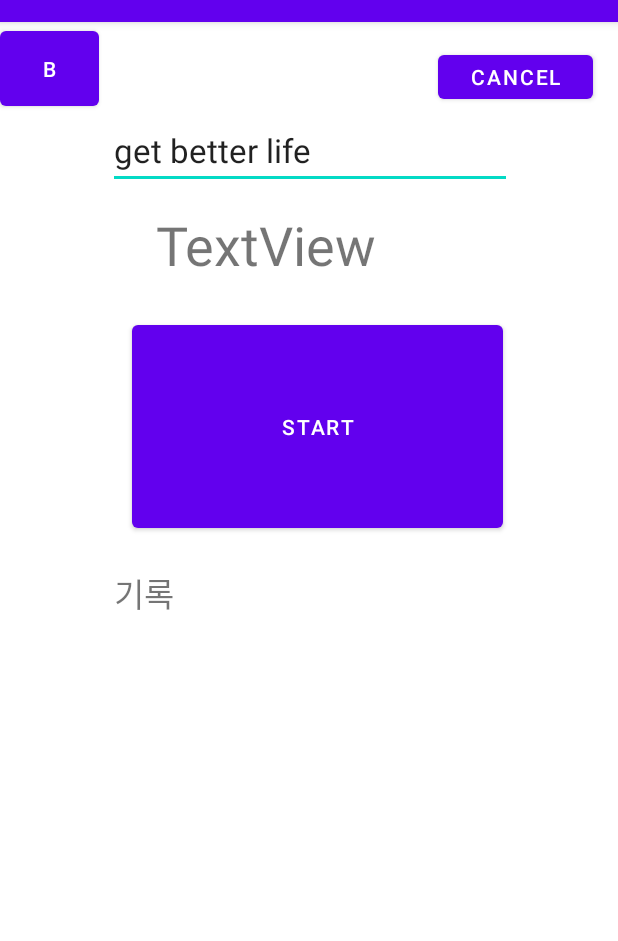
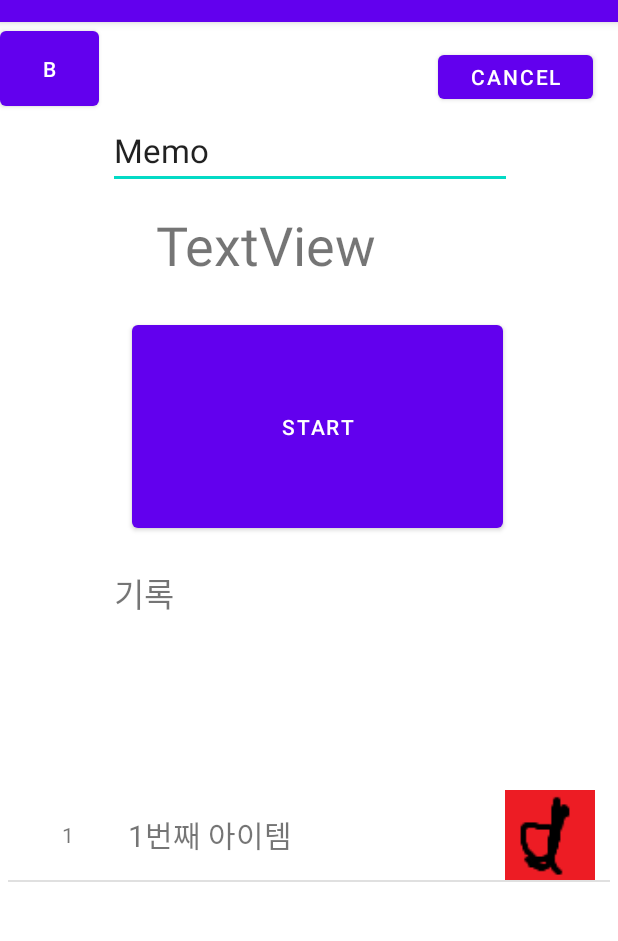
Before and after one commit to xe1230/Cheina, an Android app: the screen it shows after launch (Act_execute), after a tap on "BUTTON", on a phone screen of 412 x 824 dp, the part 62-1003 px from its top. Run offline under Robolectric (Android 15) with nearby library versions, the phone set to English and light mode, and no system bars.

Commit message:
231224 create custom messagebox, custom Adapter

```diff
--- a/app/src/main/java/com/example/chelina/Act_execute.java
+++ b/app/src/main/java/com/example/chelina/Act_execute.java
@@ -2,12 +2,11 @@ package com.example.chelina;
 
 
 import android.annotation.SuppressLint;
-import android.app.Activity;
 import android.app.AlertDialog;
-import android.content.Context;
 import android.content.DialogInterface;
 import android.content.Intent;
 import android.content.res.Configuration;
+import android.content.res.Resources;
 import android.os.Bundle;
 import android.os.Handler;
 import android.os.Message;
@@ -16,8 +15,10 @@ import android.util.Log;
 import android.view.MotionEvent;
 import android.view.View;
 import android.view.inputmethod.InputMethodManager;
+import android.widget.AdapterView;
 import android.widget.Button;
 import android.widget.EditText;
+import android.widget.ListView;
 import android.widget.TextView;
 import android.widget.Toast;
 
@@ -26,6 +27,8 @@ import androidx.appcompat.app.AppCompatActivity;
 import androidx.constraintlayout.widget.ConstraintLayout;
 
 import com.example.chelina.Recipe.CRecordData;
+import com.example.chelina.Recipe.ListView_Adapter;
+import com.example.chelina.Recipe.ListView_Item;
 
 import java.util.ArrayList;
 import java.util.List;
@@ -33,7 +36,7 @@ import java.util.List;
 
 public class Act_execute extends AppCompatActivity
 {
-
+    //TODO https://jaejong.tistory.com/22 list view 작업
     public static final String KEY_SIMPLE_DATA = "data";
 
     /* ----------------------------------------------------------------------------- */
@@ -45,18 +48,22 @@ public class Act_execute extends AppCompatActivity
     private TextView            mTimeTextView   = null;
     private TextView            m_editRecord    = null;
     private EditText            m_editMemo      = null;
+    private ListView            listView = null;
 
     private Boolean             m_bRunning      = true;
     private Boolean             m_bStarted      = false;
-    private List<String>        m_strRecord     = new ArrayList<>();
+
+
     private InputMethodManager  m_MngInput      = null;
     private boolean             m_bMemoClicked  = false;
-    CRecordData clsRecordData;
+    private CRecordData         clsRecordData;
+    private int                 m_nHapValue     = 0;
+    private List<String>        m_strRecord     = new ArrayList<>();
     /* ----------------------------------------------------------------------------- */
     // Properties Function
     /* ----------------------------------------------------------------------------- */
 
-
+    ArrayList<ListView_Item> items = null;
     /* ----------------------------------------------------------------------------- */
     // InitInstance
     /* ----------------------------------------------------------------------------- */
@@ -72,11 +79,32 @@ public class Act_execute extends AppCompatActivity
         mTimeTextView   = (TextView) findViewById(R.id.timeView);
         m_editRecord    = (TextView) findViewById(R.id.recordView);
         m_editMemo      = (EditText) findViewById(R.id.edit_Memo);
+
+        listView        = (ListView) findViewById(R.id.lv_Main);
+        items           = new ArrayList<ListView_Item>();
         m_MngInput      = (InputMethodManager)getSystemService(INPUT_METHOD_SERVICE);
+
+//        ArrayAdapter<String> adapter = new ArrayAdapter<String>();
+        init_ArrayList(1);
+
+        ListView_Adapter mAdapter = new ListView_Adapter(this, items);
+        listView.setAdapter(mAdapter);
 
 //        clsRecordData = (CRecordData) getIntent().getSerializableExtra("clsRecordData");
 //        String resultData = getIntent().getStringExtra("dataKey");
+        listView.setOnItemClickListener(new AdapterView.OnItemClickListener() {
+            @Override
+            public void onItemClick(AdapterView<?> adapterView, View view, int position, long l) {
+                // AdapterView - 리스트뷰에 연결한 Adapter, getItemAtPosition(),
+                // Adapter의 메소드 getItem()과 동일한 메소드
+                ListView_Item item = (ListView_Item) adapterView.getItemAtPosition(position);
 
+                // 클릭한 위치의 Item의 title 문자열 반환
+                String title = item.getTitle();
+                // 클릭한 위치의 Item Title 문자열 토스트로 보여주기
+//                Toast.makeText(context, title, Toast.LENGTH_SHORT).show();
+            }
+        });
 
         myLayout.setOnTouchListener(new ConstraintLayout.OnTouchListener()
         {
@@ -87,12 +115,22 @@ public class Act_execute extends AppCompatActivity
                 return false;
             }
         });
+
         m_editRecord.setMovementMethod(new ScrollingMovementMethod());
+        m_BtnStart.setText("start");
+
+        Intent intent = getIntent();
+        m_nHapValue = intent.getIntExtra("Num1",0) + intent.getIntExtra("Num2",0);
+//        procesIntent(intent);
+    }
 
 
-        Intent intent = getIntent();
-        procesIntent(intent);
-    }
+
+
+    /* ----------------------------------------------------------------------------- */
+    // Event
+    /* ----------------------------------------------------------------------------- */
+
 
     @Override public void onConfigurationChanged(Configuration newConfig)
     {
@@ -102,13 +140,13 @@ public class Act_execute extends AppCompatActivity
 
         if(newConfig.orientation == Configuration.ORIENTATION_PORTRAIT)
         {//세로 전환시
-             Log.d("onConfigurationChanged" , "Configuration.ORIENTATION_PORTRAIT");
+            Log.d("onConfigurationChanged" , "Configuration.ORIENTATION_PORTRAIT");
 
             RecordDataRefresh();
         }
         else if(newConfig.orientation == Configuration.ORIENTATION_LANDSCAPE)
         { //가로전환시
-             Log.d("onConfigurationChanged", "Configuration.ORIENTATION_LANDSCAPE");
+            Log.d("onConfigurationChanged", "Configuration.ORIENTATION_LANDSCAPE");
         }
         else
         {
@@ -116,52 +154,6 @@ public class Act_execute extends AppCompatActivity
         }
     }
 
-    private void procesIntent(Intent intent)
-    {
-        if (intent != null)
-        {
-            Bundle bundle       = intent.getExtras();
-            CRecordData data    = bundle.getParcelable(KEY_SIMPLE_DATA);
-
-            if (intent != null)
-            {
-                m_editMemo.setText(data.message);
-
-            }
-        }
-    }
-
-    /* ----------------------------------------------------------------------------- */
-    // Event
-    /* ----------------------------------------------------------------------------- */
-    private void HideKeyboard()
-    {
-//        InputMethodManager inputManager = (InputMethodManager) this.getSystemService(Context.INPUT_METHOD_SERVICE);
-        if (m_bMemoClicked)
-        {
-            m_MngInput.hideSoftInputFromWindow(this.getCurrentFocus().getWindowToken(), InputMethodManager.HIDE_NOT_ALWAYS);
-        }
-
-    }
-
-
-    /* ----------------------------------------------------------------------------- */
-    // Private Function
-    /* ----------------------------------------------------------------------------- */
-    private void RemoveData(int nMaxIdx)
-    {
-        String strRecord = "";
-
-
-        m_strRecord.remove(nMaxIdx - 1);
-
-        for (int nCnt = 0 ; nCnt < m_strRecord.size(); nCnt++)
-        {
-            strRecord += m_strRecord.get(nCnt)+ "\n";
-        }
-
-        m_editRecord.setText(strRecord);
-    }
 
     @SuppressLint("HandlerLeak")
     Handler handler = new Handler()
@@ -185,17 +177,70 @@ public class Act_execute extends AppCompatActivity
             mTimeTextView.setText(result);
         }
     };
-    /* ----------------------------------------------------------------------------- */
-    // Protected Function
-    /* ----------------------------------------------------------------------------- */
 
     /* ----------------------------------------------------------------------------- */
-    // Public Function
+    // Private Function
     /* ----------------------------------------------------------------------------- */
+    private void init_ArrayList(int count) {
+        // item을 저장할 List 생성
 
-    /* ----------------------------------------------------------------------------- */
-    // Controller Event
-    /* ----------------------------------------------------------------------------- */
+
+        // Drawable 이미지 리소스 ID 값을 가져오기 위해 Resource객체 생성
+        Resources res = getResources();
+
+        // 함수의 인자로 넘겨준 count 아이템 개수만큼 반복, 아이템 추가
+        for (int i = 0; i < count; i++) {
+            // 이미지리소스 id값을 가져옴, res.getIdentifier("이미지 이름", "리소스 폴더 이름", 현재패키지 이름)
+//            int img_ID = res.getIdentifier("listview_item" + (i % 3), "drawable", getPackageName());
+            int img_ID = res.getIdentifier("dif", "drawable", getPackageName());
+            // item 객체 생성하여 리스트에 추가
+            items.add(new ListView_Item((i + 1) + "번째 아이템", img_ID));
+        }
+    }
+
+
+    private void procesIntent(Intent intent)
+    {
+        if (intent != null)
+        {
+            Bundle bundle       = intent.getExtras();
+            CRecordData data    = bundle.getParcelable(KEY_SIMPLE_DATA);
+
+            if (intent != null)
+            {
+                m_editMemo.setText(data.message);
+
+            }
+        }
+    }
+
+    private void HideKeyboard()
+    {
+//        InputMethodManager inputManager = (InputMethodManager) this.getSystemService(Context.INPUT_METHOD_SERVICE);
+        if (m_bMemoClicked)
+        {
+            m_MngInput.hideSoftInputFromWindow(this.getCurrentFocus().getWindowToken(), InputMethodManager.HIDE_NOT_ALWAYS);
+        }
+
+    }
+
+    private void RemoveData(int nMaxIdx)
+    {
+        String strRecord = "";
+
+
+        m_strRecord.remove(nMaxIdx - 1);
+
+        for (int nCnt = 0 ; nCnt < m_strRecord.size(); nCnt++)
+        {
+            strRecord += m_strRecord.get(nCnt)+ "\n";
+        }
+
+        m_editRecord.setText(strRecord);
+    }
+
+
+
     private void RecordDataRefresh()
     {
         String strRecord = "";
@@ -208,14 +253,27 @@ public class Act_execute extends AppCompatActivity
         m_editRecord.setText(strRecord);
     }
 
+    /* ----------------------------------------------------------------------------- */
+    // Protected Function
+    /* ----------------------------------------------------------------------------- */
+
+    /* ----------------------------------------------------------------------------- */
+    // Public Function
+    /* ----------------------------------------------------------------------------- */
+
+    /* ----------------------------------------------------------------------------- */
+    // Controller Event
+    /* ----------------------------------------------------------------------------- */
     public void btn_Back_onClick(View v)
     {
         Intent intent = new Intent(getApplicationContext(),MainActivity.class);
 
-        CRecordData data = new CRecordData(100, m_editMemo.getText().toString());
-        intent.putExtra("data", data);
-//        startActivity(intent);
-        startActivityForResult(intent, 101);
+//        CRecordData data = new CRecordData(100, m_editMemo.getText().toString());
+//        intent.putExtra("data", data);
+//        startActivityForResult(intent, 101);
+        intent.putExtra("Hap", m_nHapValue);
+        setResult(RESULT_OK,intent);
+        finish();
     }
 
     public void edit_Memo_onClick(View v)
@@ -235,21 +293,45 @@ public class Act_execute extends AppCompatActivity
         }
         else
         {
-
+            m_Thrtime.interrupt();
 
             m_BtnStart.setText("START");
             m_bStarted = false;
             m_strRecord.add(mTimeTextView.getText().toString());
+            final EditText edittext = new EditText(this);
+            final String[] strItems = new String[] { "Difficult", "Nomal", "Easy"};
+
+            AlertDialog.Builder dlg = new AlertDialog.Builder(Act_execute.this).setCancelable(false);
+            dlg.setTitle("Check Level");
+            dlg.setView(edittext);
+            dlg.setSingleChoiceItems( strItems,0,
+                    new DialogInterface.OnClickListener()
+                    {
+                        public void onClick(DialogInterface dialog, int which)
+                        {
+                            Toast.makeText(getApplicationContext(),"" + strItems[which],Toast.LENGTH_SHORT).show();
+                        }
+                    });
+
+
+            dlg.setNegativeButton("닫기",null);
+            dlg.setPositiveButton("저장",new DialogInterface.OnClickListener(){
+                @Override
+                public void onClick(DialogInterface dialog, int pos)
+                {
+//                    RemoveData(nMaxIdx);
+                }
+            });
+            dlg.show();
 
             RecordDataRefresh();
-            m_Thrtime.interrupt();
         }
     }
+
 
     public void btn_Cancel_onClick(View v)
     {
         int nMaxIdx = m_strRecord.size();
-
 
         if (nMaxIdx != 0)
         {
--- a/app/src/main/java/com/example/chelina/MainActivity.java
+++ b/app/src/main/java/com/example/chelina/MainActivity.java
@@ -2,36 +2,73 @@ package com.example.chelina;
 
 import androidx.appcompat.app.AppCompatActivity;
 
+import android.content.Context;
 import android.content.Intent;
+import android.net.Uri;
 import android.os.Bundle;
 import android.view.View;
 import android.widget.Button;
 import android.widget.TextView;
+import android.widget.Toast;
 
 import com.example.chelina.Recipe.CRecordData;
 
+import java.io.FileInputStream;
+import java.io.FileOutputStream;
+import java.io.IOException;
+
 public class MainActivity extends AppCompatActivity
 {
-    Button btn_OpenNew;
-    private TextView m_editRecord    = null;
-
+    /* ----------------------------------------------------------------------------- */
+    // Variable
+    /* ----------------------------------------------------------------------------- */
+    private Button      m_btnOpenNew    = null;
+    private Button      m_btnFileWrite  = null;
+    private TextView    m_editRecord    = null;
+    private Button      m_btnBlog       = null;
+    private boolean     m_fileWrite = true;
 
     public static final int REQUEST_CODE_MENU = 101;
 
+    /* ----------------------------------------------------------------------------- */
+    // InitInstance
+    /* ----------------------------------------------------------------------------- */
     @Override
     protected void onCreate(Bundle savedInstanceState)
     {
         super.onCreate(savedInstanceState);
         setContentView(R.layout.activity_main);
 
-        btn_OpenNew = (Button) findViewById(R.id.btn_openExecute);
+        m_btnOpenNew = (Button) findViewById(R.id.btn_openExecute);
+        m_btnFileWrite = (Button) findViewById(R.id.btn_FileWrite);
         m_editRecord = (TextView) findViewById(R.id.edit_moto);
+        m_btnBlog = (Button) findViewById(R.id.btn_Blog);
 
-        Intent intent = getIntent();
-        procesIntent(intent);
+//        Intent intent = getIntent();
+//        procesIntent(intent);
 
     }
 
+    /* ----------------------------------------------------------------------------- */
+    // Event
+    /* ----------------------------------------------------------------------------- */
+    @Override
+    protected void onActivityResult(int nRequestCode, int nResultCode, Intent inteData)
+    {
+        super.onActivityResult(nRequestCode, nResultCode, inteData);
+
+        if (nResultCode == RESULT_OK)
+        {
+            int nHap = inteData.getIntExtra("Hap",0);
+            Toast.makeText(getApplicationContext(),"" + nHap,Toast.LENGTH_SHORT).show();
+        }
+
+    }
+
+
+    /* ----------------------------------------------------------------------------- */
+    // Private Function
+    /* ----------------------------------------------------------------------------- */
     private void procesIntent(Intent intent)
     {
         if (intent != null)
@@ -50,20 +87,80 @@ public class MainActivity extends AppCompatActivity
         }
     }
 
+    /* ----------------------------------------------------------------------------- */
+    // Protected Function
+    /* ----------------------------------------------------------------------------- */
 
-    public void onClick(View view)
+    /* ----------------------------------------------------------------------------- */
+    // Public Function
+    /* ----------------------------------------------------------------------------- */
+
+    /* ----------------------------------------------------------------------------- */
+    // Controller Event
+    /* ----------------------------------------------------------------------------- */
+    public void btn_Excure_onClick(View view)
     {
         Intent intent = new Intent(getApplicationContext(),Act_execute.class);
-        CRecordData data = new CRecordData(100, m_editRecord.getText().toString());
-        intent.putExtra("data", data);
-//        startActivity(intent);
-        startActivityForResult(intent, REQUEST_CODE_MENU);
-        //AlertDialog.Builder builder = new AlertDialog.Builder(MainActivity.this);
-        //builder.setTitle("Tilte");
-        //builder.setMessage("내용입니다.");
-        //builder.setPositiveButton("yes",null);
-        //builder.setNegativeButton("아니요",null);
-        //builder.setNeutralButton("취소",null);
-        //builder.create().show();
+//        CRecordData data = new CRecordData(100, m_editRecord.getText().toString());
+//        intent.putExtra("data", data);
+//        startActivityForResult(intent, REQUEST_CODE_MENU);
+
+        intent.putExtra("Num1",5);
+        intent.putExtra("Num2",7);
+        startActivityForResult(intent, 0);
     }
+
+    public void btn_Blog_onClick(View view)
+    {
+        Uri uri = Uri.parse("https://xe1230.tistory.com/");
+        Intent inteBlog = new Intent(Intent.ACTION_VIEW,uri);
+
+        android.util.Log.i("Dean 테스트", "btn_Blog_onClick()");
+        startActivity(inteBlog);
+        android.util.Log.i("Dean 테스트 End", "btn_Blog_onClick()");
+    }
+
+    public void btn_FileWrite_onClick(View view)
+    {
+        if (m_fileWrite)
+        {
+            try
+            {
+                FileOutputStream FOSout = openFileOutput("file.txt", Context.MODE_PRIVATE);
+                String strValue = "쿡북 안드로이드";
+                FOSout.write(strValue.getBytes());
+                FOSout.close();
+                Toast.makeText(getApplicationContext(), "file.tst가 생성됨",Toast.LENGTH_SHORT).show();
+
+                m_btnFileWrite.setText("File Read");
+                m_fileWrite = false;
+            }
+            catch (IOException ex)
+            {
+
+            }
+        }
+        else
+        {
+            try
+            {
+                FileInputStream FISout = openFileInput("file.txt");
+                byte[] txt = new byte[30];
+                FISout.read(txt);
+                String strValue = new String(txt);
+                Toast.makeText(getApplicationContext(), strValue,Toast.LENGTH_SHORT).show();
+
+                FISout.close();
+                m_btnFileWrite.setText("File write");
+
+                m_fileWrite = true;
+            }
+            catch (IOException ex)
+            {
+                Toast.makeText(getApplicationContext(), "파일 없음",Toast.LENGTH_SHORT).show();
+
+            }
+        }
+    }
+
 }
--- /dev/null
+++ b/app/src/main/java/com/example/chelina/Recipe/ListView_Adapter.java
@@ -0,0 +1,62 @@
+package com.example.chelina.Recipe;
+
+import android.content.Context;
+import android.view.LayoutInflater;
+import android.view.View;
+import android.view.ViewGroup;
+import android.widget.BaseAdapter;
+import android.widget.ImageView;
+import android.widget.TextView;
+
+import com.example.chelina.R;
+
+import java.util.List;
+
+public class ListView_Adapter extends BaseAdapter
+{
+    private List<ListView_Item> m_items = null;
+    private Context             context = null;
+
+    public ListView_Adapter(Context context,List<ListView_Item> items)
+    {
+       this.m_items = items;
+       this.context = context;
+    }
+
+    @Override
+    public int getCount()
+    {
+        return m_items.size();
+    }
+
+    @Override
+    public Object getItem(int position)
+    {
+        return m_items.get(position);
+    }
+
+    @Override
+    public long getItemId(int position)
+    {
+        return position;
+    }
+
+    @Override
+    public View getView(int position, View convertView, ViewGroup parent)
+    {
+        LayoutInflater  layoutInflater  = (LayoutInflater) context.getSystemService(Context.LAYOUT_INFLATER_SERVICE);
+        View            view            = layoutInflater.inflate(R.layout.listview_item, parent, false);
+        TextView        number          = view.findViewById(R.id.listitem_number);
+        TextView        title           = view.findViewById(R.id.listitem_title);
+        ImageView       image           = view.findViewById(R.id.listitem_image);
+
+        // ListView의 Item을 구성하는 뷰 세팅
+        ListView_Item item = m_items.get(position);
+        number.setText(String.valueOf(position+1));		// 해당위치 +1 설정, 배열순으로 0부터 시작
+        title.setText(item.getTitle());					// item 객체 내용을 가져와 세팅
+        image.setImageResource(item.getImage());		// item 객체 내용을 가져와 세팅
+
+        // 설정한 view를 반환해줘야 함
+        return view;
+    }
+}
--- /dev/null
+++ b/app/src/main/java/com/example/chelina/Recipe/ListView_Item.java
@@ -0,0 +1,21 @@
+package com.example.chelina.Recipe;
+
+public class ListView_Item
+{
+    private String m_strTitle;
+    private int m_nImgIdx;
+
+    public ListView_Item(String strTitle, int nImgIdx)
+    {
+        this.m_strTitle = strTitle;
+        this.m_nImgIdx = nImgIdx;
+    }
+
+    public String getTitle() {
+        return m_strTitle;
+    }
+
+    public int getImage() {
+        return m_nImgIdx;
+    }
+}
--- a/app/src/main/res/layout/frm_execute.xml
+++ b/app/src/main/res/layout/frm_execute.xml
@@ -77,10 +77,10 @@
 
     <TextView
         android:id="@+id/recordView"
-        android:layout_width="284dp"
-        android:layout_height="292dp"
-        android:layout_marginStart="76dp"
-        android:layout_marginTop="404dp"
+        android:layout_width="276dp"
+        android:layout_height="81dp"
+        android:layout_marginStart="72dp"
+        android:layout_marginTop="412dp"
         android:maxLines="10"
         android:scrollbars="vertical"
         android:text=""
@@ -88,5 +88,14 @@
         app:layout_constraintStart_toStartOf="parent"
         app:layout_constraintTop_toTopOf="parent" />
 
+    <ListView
+        android:id="@+id/lv_Main"
+        android:layout_width="401dp"
+        android:layout_height="215dp"
+        android:layout_marginTop="512dp"
+        app:layout_constraintEnd_toEndOf="parent"
+        app:layout_constraintStart_toStartOf="parent"
+        app:layout_constraintTop_toTopOf="parent" />
+
 
 </androidx.constraintlayout.widget.ConstraintLayout>
--- /dev/null
+++ b/app/src/main/res/layout/listview_item.xml
@@ -0,0 +1,37 @@
+<?xml version="1.0" encoding="utf-8"?>
+<LinearLayout xmlns:android="http://schemas.android.com/apk/res/android"
+    android:layout_width="match_parent"
+    android:layout_height="60dp"
+    android:layout_margin="10dp"
+    android:orientation="horizontal">
+
+    <!--  리스트뷰 순서 표시할 TextView  -->
+    <TextView
+        android:id="@+id/listitem_number"
+        android:layout_width="0dp"
+        android:layout_height="match_parent"
+        android:layout_weight="1"
+        android:gravity="center"
+        android:text="번호" />
+
+    <!--  리스트뷰 아이템 내용 'Title'  -->
+    <TextView
+        android:id="@+id/listitem_title"
+        android:layout_width="0dp"
+        android:layout_height="match_parent"
+        android:layout_weight="3"
+        android:gravity="center_vertical"
+        android:text="title"
+        android:textSize="20sp" />
+
+    <!--  리스트뷰 아이템 이미지 'image'  -->
+    <ImageView
+        android:id="@+id/listitem_image"
+        android:layout_width="0dp"
+        android:layout_height="match_parent"
+        android:layout_weight="1"
+        android:src="@drawable/dif"
+        />
+
+
+</LinearLayout>
```
Also changed, not shown: app/src/main/res/layout/activity_main.xml (+25 -2 lines), app/src/main/res/drawable-nodpi/dif.png (added), app/src/main/res/drawable-nodpi/easy.png (added), app/src/main/res/drawable-nodpi/nor.png (added).
